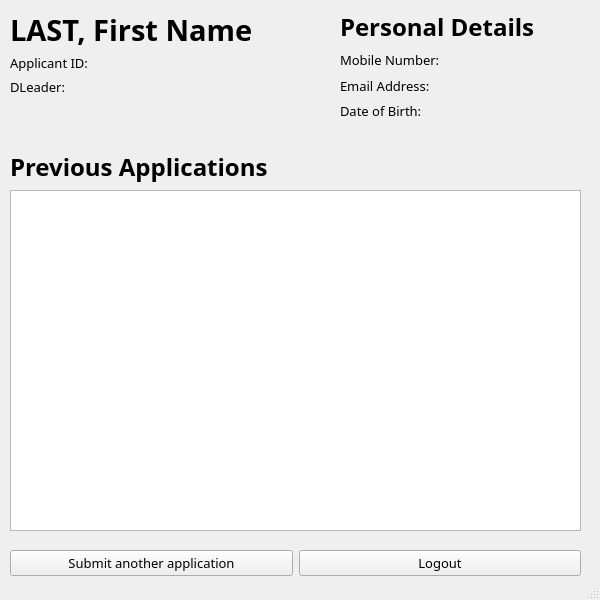
Qt form ui/applicantDashboard.ui (nikeyys/comsci-ia) before a commit.
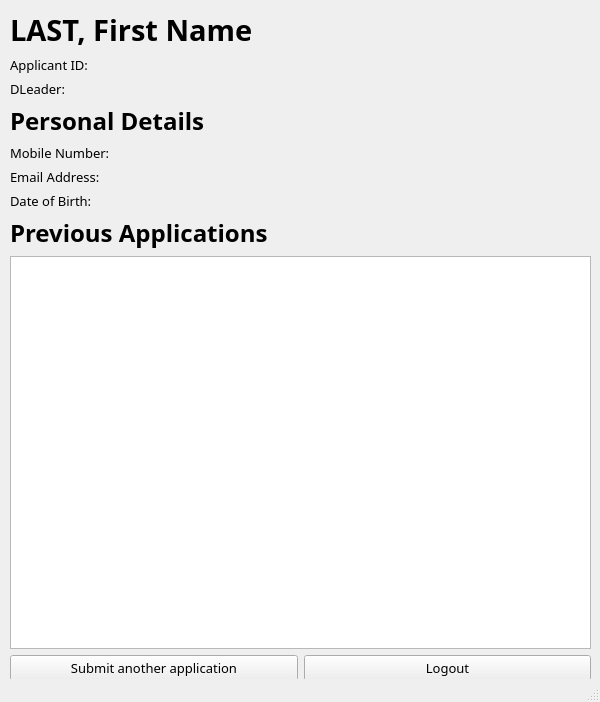
The same form after that commit.

```diff
--- a/ui/applicantDashboard.ui
+++ b/ui/applicantDashboard.ui
@@ -7,7 +7,7 @@
     <x>0</x>
     <y>0</y>
     <width>600</width>
-    <height>600</height>
+    <height>702</height>
    </rect>
   </property>
   <property name="font">
@@ -25,10 +25,12 @@
      <rect>
       <x>10</x>
       <y>10</y>
-      <width>291</width>
-      <height>86</height>
+      <width>581</width>
+      <height>671</height>
      </rect>
     </property>
+    <layout class="QVBoxLayout" name="vLayout_container">
+     <item>
     <layout class="QVBoxLayout" name="vLayout_applicantInfo">
      <item>
       <widget class="QLabel" name="label_applicantName">
@@ -72,16 +74,8 @@
       </widget>
      </item>
     </layout>
-   </widget>
-   <widget class="QWidget" name="verticalLayoutWidget_2">
-    <property name="geometry">
-     <rect>
-      <x>340</x>
-      <y>10</y>
-      <width>241</width>
-      <height>111</height>
-     </rect>
-    </property>
+     </item>
+     <item>
     <layout class="QVBoxLayout" name="vLayout_personalDetails">
      <item>
       <widget class="QLabel" name="label_personalDetailsHeader">
@@ -119,16 +113,8 @@
       </widget>
      </item>
     </layout>
-   </widget>
-   <widget class="QWidget" name="verticalLayoutWidget_3">
-    <property name="geometry">
-     <rect>
-      <x>10</x>
-      <y>150</y>
-      <width>571</width>
-      <height>381</height>
-     </rect>
-    </property>
+     </item>
+     <item>
     <layout class="QVBoxLayout" name="vLayout_pastApplications">
      <item>
       <widget class="QLabel" name="label_prevApplicationsHeader">
@@ -155,16 +141,8 @@
       </widget>
      </item>
     </layout>
-   </widget>
-   <widget class="QWidget" name="horizontalLayoutWidget">
-    <property name="geometry">
-     <rect>
-      <x>10</x>
-      <y>550</y>
-      <width>571</width>
-      <height>27</height>
-     </rect>
-    </property>
+     </item>
+     <item>
     <layout class="QHBoxLayout" name="hLayout_additionalButtons">
      <item>
       <widget class="QPushButton" name="btn_newApplication">
@@ -179,6 +157,8 @@
         <string>Logout</string>
        </property>
       </widget>
+       </item>
+      </layout>
      </item>
     </layout>
    </widget>
```
Left out of the diff: 2 changed lines with no effect on the pictures. Lines whose indentation alone changed are shown as unchanged.
